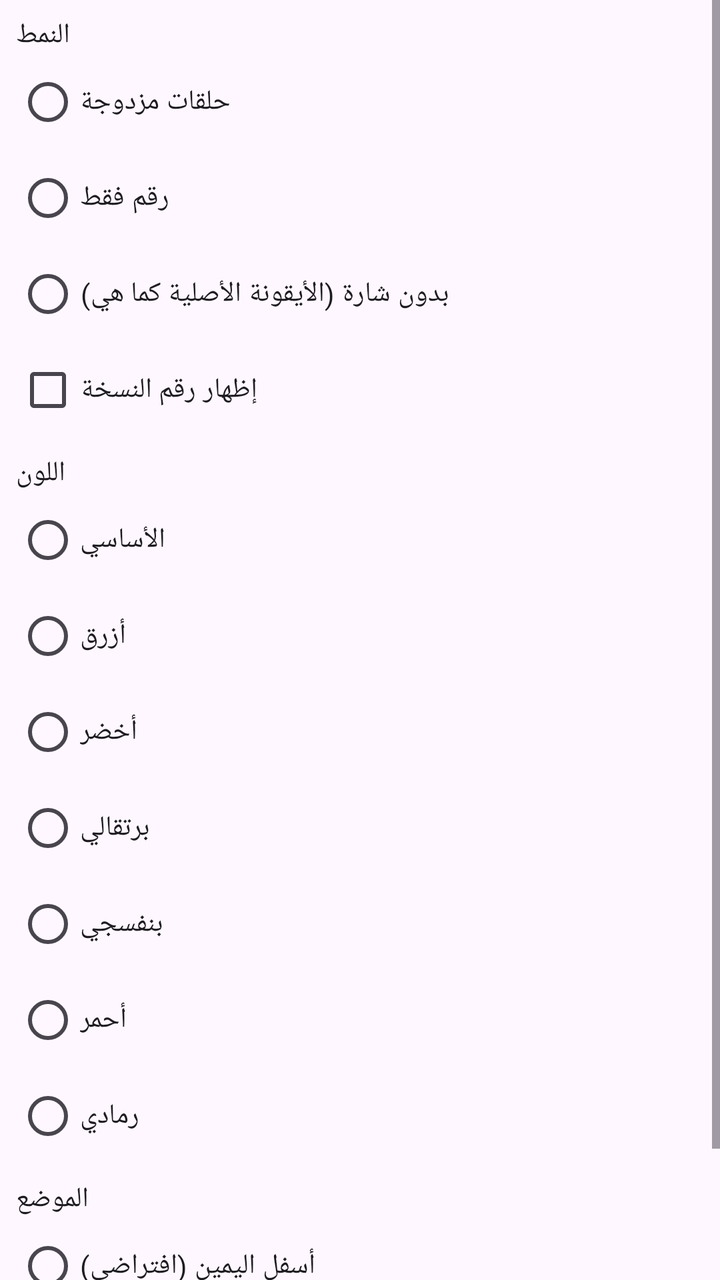
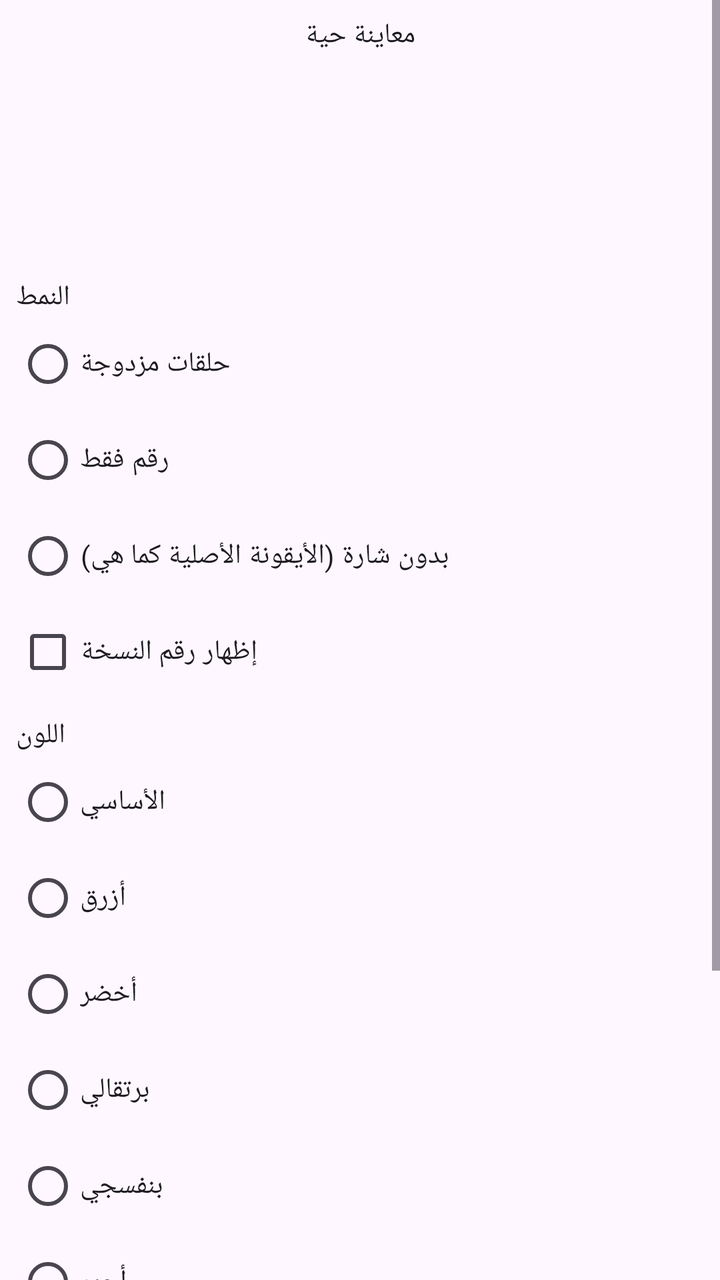

Two renders of the same Android screen: before a commit and after it. Below are the layout's source before the change and the commit's diff.
<!-- AndroidManifest.xml: application theme Theme.ClonePilot -->
<!-- res/layout/dialog_badge.xml -->
<?xml version="1.0" encoding="utf-8"?>
<ScrollView xmlns:android="http://schemas.android.com/apk/res/android"
    android:layout_width="match_parent"
    android:layout_height="wrap_content">

<LinearLayout
    android:orientation="vertical"
    android:layout_width="match_parent"
    android:layout_height="wrap_content"
    android:padding="8dp">

    <TextView
        android:layout_width="wrap_content"
        android:layout_height="wrap_content"
        android:text="@string/badge_style"
        android:textAppearance="?attr/textAppearanceTitleSmall" />

    <RadioGroup
        android:id="@+id/rg_style"
        android:layout_width="match_parent"
        android:layout_height="wrap_content"
        android:orientation="vertical">
        <com.google.android.material.radiobutton.MaterialRadioButton android:id="@+id/rb_rings" android:layout_width="wrap_content" android:layout_height="wrap_content" android:text="@string/badge_rings" />
        <com.google.android.material.radiobutton.MaterialRadioButton android:id="@+id/rb_number" android:layout_width="wrap_content" android:layout_height="wrap_content" android:text="@string/badge_number" />
        <com.google.android.material.radiobutton.MaterialRadioButton android:id="@+id/rb_none" android:layout_width="wrap_content" android:layout_height="wrap_content" android:text="@string/badge_none" />
    </RadioGroup>

    <com.google.android.material.checkbox.MaterialCheckBox
        android:id="@+id/cb_number"
        android:layout_width="wrap_content"
        android:layout_height="wrap_content"
        android:text="@string/badge_show_number" />

    <TextView
        android:layout_width="wrap_content"
        android:layout_height="wrap_content"
        android:text="@string/badge_color"
        android:textAppearance="?attr/textAppearanceTitleSmall"
        android:layout_marginTop="8dp" />

    <RadioGroup
        android:id="@+id/rg_color"
        android:layout_width="match_parent"
        android:layout_height="wrap_content"
        android:orientation="vertical">
        <com.google.android.material.radiobutton.MaterialRadioButton android:id="@+id/rc0" android:layout_width="wrap_content" android:layout_height="wrap_content" android:text="@string/badge_c_primary" />
        <com.google.android.material.radiobutton.MaterialRadioButton android:id="@+id/rc1" android:layout_width="wrap_content" android:layout_height="wrap_content" android:text="@string/badge_c_blue" />
        <com.google.android.material.radiobutton.MaterialRadioButton android:id="@+id/rc2" android:layout_width="wrap_content" android:layout_height="wrap_content" android:text="@string/badge_c_green" />
        <com.google.android.material.radiobutton.MaterialRadioButton android:id="@+id/rc3" android:layout_width="wrap_content" android:layout_height="wrap_content" android:text="@string/badge_c_orange" />
        <com.google.android.material.radiobutton.MaterialRadioButton android:id="@+id/rc4" android:layout_width="wrap_content" android:layout_height="wrap_content" android:text="@string/badge_c_purple" />
        <com.google.android.material.radiobutton.MaterialRadioButton android:id="@+id/rc5" android:layout_width="wrap_content" android:layout_height="wrap_content" android:text="@string/badge_c_red" />
        <com.google.android.material.radiobutton.MaterialRadioButton android:id="@+id/rc6" android:layout_width="wrap_content" android:layout_height="wrap_content" android:text="@string/badge_c_grey" />
    </RadioGroup>

    <TextView
        android:layout_width="wrap_content"
        android:layout_height="wrap_content"
        android:text="@string/badge_position"
        android:textAppearance="?attr/textAppearanceTitleSmall"
        android:layout_marginTop="8dp" />

    <RadioGroup
        android:id="@+id/rg_pos"
        android:layout_width="match_parent"
        android:layout_height="wrap_content"
        android:orientation="vertical">
        <com.google.android.material.radiobutton.MaterialRadioButton android:id="@+id/rp_br" android:layout_width="wrap_content" android:layout_height="wrap_content" android:text="@string/badge_pos_br" />
        <com.google.android.material.radiobutton.MaterialRadioButton android:id="@+id/rp_bl" android:layout_width="wrap_content" android:layout_height="wrap_content" android:text="@string/badge_pos_bl" />
    </RadioGroup>
</LinearLayout>
</ScrollView>
<!-- resources referenced by this layout -->
<resources>
  <string name="badge_c_blue">أزرق</string>
  <string name="badge_c_green">أخضر</string>
  <string name="badge_c_grey">رمادي</string>
  <string name="badge_c_orange">برتقالي</string>
  <string name="badge_c_primary">الأساسي</string>
  <string name="badge_c_purple">بنفسجي</string>
  <string name="badge_c_red">أحمر</string>
  <string name="badge_color">اللون</string>
  <string name="badge_none">بدون شارة (الأيقونة الأصلية كما هي)</string>
  <string name="badge_number">رقم فقط</string>
  <string name="badge_pos_bl">أسفل اليسار</string>
  <string name="badge_pos_br">أسفل اليمين (افتراضي)</string>
  <string name="badge_position">الموضع</string>
  <string name="badge_rings">حلقات مزدوجة</string>
  <string name="badge_show_number">إظهار رقم النسخة</string>
  <string name="badge_style">النمط</string>
  <style name="Theme.ClonePilot" parent="Theme.Material3.DayNight.NoActionBar">
          <item name="colorPrimary">@color/seed</item>
      </style>
  <color name="seed">#6750A4</color>
</resources>

<!-- the commit's change to res/layout/dialog_badge.xml (unified diff, before → after) -->
@@ -8,6 +8,20 @@
     android:layout_width="match_parent"
     android:layout_height="wrap_content"
     android:padding="8dp">
+
+    <TextView
+        android:layout_width="match_parent"
+        android:layout_height="wrap_content"
+        android:gravity="center"
+        android:text="@string/badge_preview"
+        android:textAppearance="?attr/textAppearanceLabelLarge" />
+
+    <ImageView
+        android:id="@+id/preview"
+        android:layout_width="96dp"
+        android:layout_height="96dp"
+        android:layout_gravity="center_horizontal"
+        android:layout_margin="8dp" />
 
     <TextView
         android:layout_width="wrap_content"
<!-- resource entries referenced after the edit -->
@@ -13,6 +13,7 @@
   <string name="badge_pos_bl">أسفل اليسار</string>
   <string name="badge_pos_br">أسفل اليمين (افتراضي)</string>
   <string name="badge_position">الموضع</string>
+  <string name="badge_preview">معاينة حية</string>
   <string name="badge_rings">حلقات مزدوجة</string>
   <string name="badge_show_number">إظهار رقم النسخة</string>
   <string name="badge_style">النمط</string>
